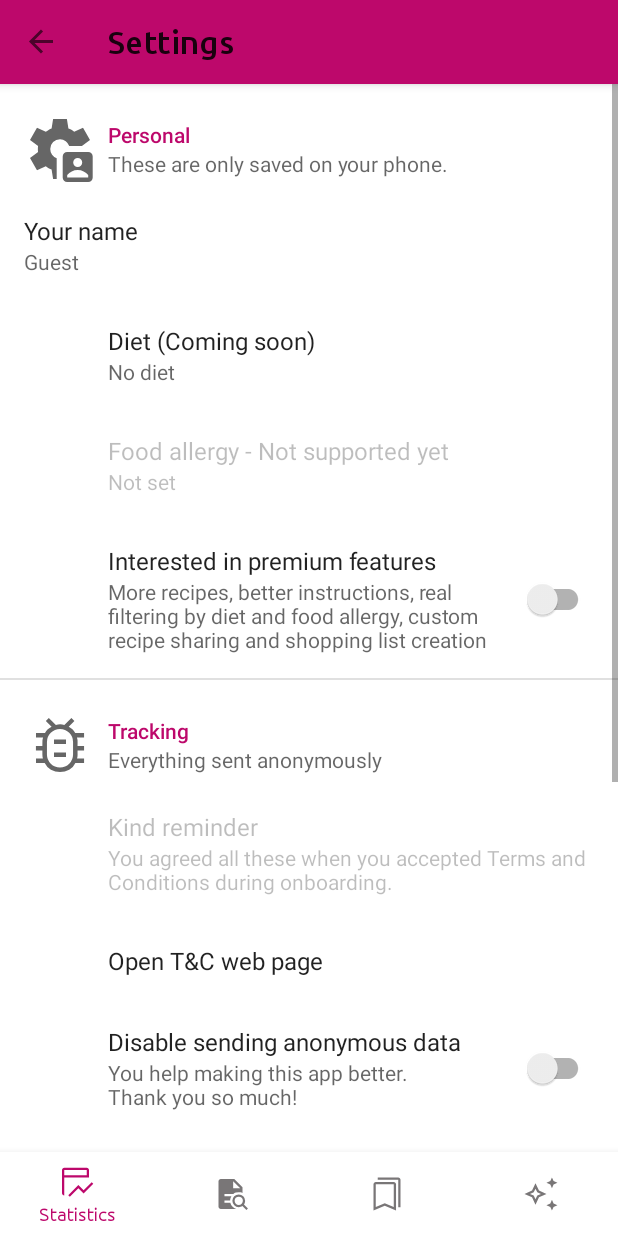
After one commit to annamatolay/lirael-android, an Android app: the SettingsContainerFragment screen opened through its navigation route, on a phone screen of 412 x 824 dp. The commit adds this screen. Run offline under Robolectric (Android 15) with nearby library versions, the light colour scheme and no system bars; our stand-ins replace RxJava, Timber, androidx.preference, navigation-ui; libraries missing offline, so code that uses them is left out: com.jakewharton.rxrelay3; 4 statements that could not run were skipped.

Commit message:
feat: add settings and enhance dark mode

```diff
--- a/app/build.gradle
+++ b/app/build.gradle
@@ -71,6 +71,7 @@ dependencies {
     implementation "androidx.navigation:navigation-ui-ktx:$nav_version"
     implementation "androidx.lifecycle:lifecycle-common-java8:$lifecycle_version"
     implementation "androidx.lifecycle:lifecycle-reactivestreams-ktx:$lifecycle_version"
+    implementation 'androidx.preference:preference:1.2.0'
 //    implementation "androidx.lifecycle:lifecycle-viewmodel-savedstate:$lifecycle_version"
 //    implementation "androidx.lifecycle:lifecycle-process:$lifecycle_version"
 
--- a/app/src/main/java/dev/anmatolay/lirael/core/di/module/ViewModelModule.kt
+++ b/app/src/main/java/dev/anmatolay/lirael/core/di/module/ViewModelModule.kt
@@ -7,10 +7,11 @@ import dev.anmatolay.lirael.presentation.custom.CustomViewModel
 import dev.anmatolay.lirael.presentation.dialog.ExitConfirmationViewModel
 import dev.anmatolay.lirael.presentation.favourites.FavouritesViewModel
 import dev.anmatolay.lirael.presentation.splash.SplashViewModel
+import org.koin.android.ext.koin.androidContext
 import org.koin.dsl.module
 
 val viewModelModule = module {
-    factory { MainActivityViewModel(get()) }
+    factory { MainActivityViewModel(get(), androidContext().resources) }
     factory { SplashViewModel(get()) }
     factory { StatisticsViewModel() }
     factory { RecipesViewModel() }
--- a/app/src/main/java/dev/anmatolay/lirael/presentation/MainActivity.kt
+++ b/app/src/main/java/dev/anmatolay/lirael/presentation/MainActivity.kt
@@ -20,7 +20,7 @@ import dev.anmatolay.lirael.presentation.dialog.ExitConfirmationDialogFragment
 import org.koin.androidx.viewmodel.ext.android.viewModel
 
 
-class MainActivity : BaseActivity<Event>() {
+class MainActivity : BaseActivity<MainActivityEvent>() {
 
     var shouldShowExitConfirmationDialog = true
     override val viewModel by viewModel<MainActivityViewModel>()
@@ -32,6 +32,7 @@ class MainActivity : BaseActivity<Event>() {
 
         viewModel.uiState.observe { state ->
             shouldShowExitConfirmationDialog = !state.exitConfirmationDialogState.isGone
+            setUiMode(state.isDarkModeEnabled)
         }
 
         binding = ActivityMainBinding.inflate(layoutInflater)
@@ -42,18 +43,18 @@ class MainActivity : BaseActivity<Event>() {
         binding.bottomNavView.setupWithNavController(navController)
         appBarConfiguration = AppBarConfiguration(setOf(R.id.statistics_fragment))
         setSupportActionBar(binding.toolbar)
+        supportActionBar?.setDisplayHomeAsUpEnabled(true)
         binding.toolbar.run {
             setupWithNavController(navController, appBarConfiguration)
             setOnMenuItemClickListener { item ->
                 return@setOnMenuItemClickListener when (item.itemId) {
-                    R.id.profile_settings_item ->
+                    R.id.settings_item -> {
+                        navController.navigate(MainActivityDirections.actionToSettingsContainerFragment())
                         true
-                    R.id.dark_light_mode_item -> {
-                        if (isDarkModeEnable()) {
-                            AppCompatDelegate.setDefaultNightMode(AppCompatDelegate.MODE_NIGHT_NO)
-                        } else {
-                            AppCompatDelegate.setDefaultNightMode(AppCompatDelegate.MODE_NIGHT_YES)
-                        }
+                    }
+                    R.id.ui_mode_item -> {
+                        setUiMode(!isDarkModeEnable())
+                        triggerEvent(MainActivityEvent.UiModeChanged(!isDarkModeEnable()))
                         true
                     }
                     else -> false
@@ -115,6 +116,14 @@ class MainActivity : BaseActivity<Event>() {
     private fun NavController.isCurrentFragmentLabel(@StringRes label: Int) =
         this.currentBackStackEntry?.destination?.label == getString(label)
 
+    private fun setUiMode(isDarkModeEnabled: Boolean) {
+        if (isDarkModeEnabled) {
+            AppCompatDelegate.setDefaultNightMode(AppCompatDelegate.MODE_NIGHT_YES)
+        } else {
+            AppCompatDelegate.setDefaultNightMode(AppCompatDelegate.MODE_NIGHT_NO)
+        }
+    }
+
     private fun isDarkModeEnable() = when (resources.configuration.uiMode) {
         // When you change UI mode in setting and warm start app
         // then config values will be exactly one more than it should be
--- /dev/null
+++ b/app/src/main/java/dev/anmatolay/lirael/presentation/MainActivityEvent.kt
@@ -0,0 +1,7 @@
+package dev.anmatolay.lirael.presentation
+
+import dev.anmatolay.lirael.core.presentation.UiEvent
+
+sealed class MainActivityEvent : UiEvent {
+    class UiModeChanged(val isDarkModeEnabled: Boolean) : MainActivityEvent()
+}
--- a/app/src/main/java/dev/anmatolay/lirael/presentation/MainActivityState.kt
+++ b/app/src/main/java/dev/anmatolay/lirael/presentation/MainActivityState.kt
@@ -4,5 +4,6 @@ import dev.anmatolay.lirael.core.presentation.UiState
 import dev.anmatolay.lirael.presentation.dialog.ExitConfirmationDialogState
 
 data class MainActivityState(
-    val exitConfirmationDialogState: ExitConfirmationDialogState
+    val exitConfirmationDialogState: ExitConfirmationDialogState,
+    val isDarkModeEnabled: Boolean,
 ) : UiState
--- a/app/src/main/java/dev/anmatolay/lirael/presentation/MainActivityViewModel.kt
+++ b/app/src/main/java/dev/anmatolay/lirael/presentation/MainActivityViewModel.kt
@@ -1,22 +1,32 @@
 package dev.anmatolay.lirael.presentation
 
+import android.content.res.Resources
+import dev.anmatolay.lirael.R
 import dev.anmatolay.lirael.core.SharedPrefHandler
 import dev.anmatolay.lirael.core.presentation.BaseUdfViewModel
-import dev.anmatolay.lirael.core.presentation.UiEvent
-import dev.anmatolay.lirael.core.presentation.UiState
 import dev.anmatolay.lirael.presentation.dialog.ExitConfirmationDialogState
 import dev.anmatolay.lirael.util.Constants
 
 class MainActivityViewModel(
     private val sharedPrefHandler: SharedPrefHandler,
-) : BaseUdfViewModel<MainActivityState, Event>() {
+    private val resources: Resources,
+) : BaseUdfViewModel<MainActivityState, MainActivityEvent>() {
 
     override fun onViewCreated() {
         super.onViewCreated()
 
+        val uiModePrefKey = resources.getString(R.string.key_pref_ui_mode)
         val isGone = sharedPrefHandler.getBoolean(Constants.KEY_HIDE_EXIT_DIALOG)
+        val isDarkModeEnabled = sharedPrefHandler.getBoolean(uiModePrefKey)
         triggerUiStateChange(
-            MainActivityState(ExitConfirmationDialogState(isGone))
+            MainActivityState(ExitConfirmationDialogState(isGone), isDarkModeEnabled)
         )
+
+        doOnUiEventReceived { event ->
+            when (event) {
+                is MainActivityEvent.UiModeChanged ->
+                    sharedPrefHandler.putBoolean(uiModePrefKey, event.isDarkModeEnabled)
+            }
+        }.subscribe().disposeOnDestroy()
     }
 }
--- /dev/null
+++ b/app/src/main/java/dev/anmatolay/lirael/presentation/settings/SettingsContainerFragment.kt
@@ -0,0 +1,47 @@
+package dev.anmatolay.lirael.presentation.settings
+
+import android.content.Context
+import android.os.Bundle
+import android.view.LayoutInflater
+import android.view.View
+import android.view.ViewGroup
+import androidx.core.view.isVisible
+import androidx.fragment.app.Fragment
+import dev.anmatolay.lirael.R
+import dev.anmatolay.lirael.databinding.FragmentContainerSettingsBinding
+
+class SettingsContainerFragment : Fragment() {
+
+    override fun onCreateView(
+        inflater: LayoutInflater,
+        container: ViewGroup?,
+        savedInstanceState: Bundle?
+    ): View =
+        FragmentContainerSettingsBinding.inflate(inflater, container, false)
+            .root
+
+    override fun onViewCreated(view: View, savedInstanceState: Bundle?) {
+        super.onViewCreated(view, savedInstanceState)
+
+            activity?.supportFragmentManager
+                ?.beginTransaction()
+                ?.replace(R.id.settings_layout, SettingsFragment())
+                ?.commit()
+    }
+
+    override fun onAttach(context: Context) {
+        super.onAttach(context)
+
+        // Messing with navigation to let user open settings again and again
+        activity?.findViewById<View>(R.id.settings_item)?.isVisible = false
+        // recreate app bar icons enabling settings too
+        activity?.findViewById<View>(R.id.ui_mode_item)?.isVisible = false
+    }
+
+    override fun onDetach() {
+        super.onDetach()
+
+        activity?.findViewById<View>(R.id.settings_item)?.isVisible = true
+        activity?.findViewById<View>(R.id.ui_mode_item)?.isVisible = true
+    }
+}
--- /dev/null
+++ b/app/src/main/java/dev/anmatolay/lirael/presentation/settings/SettingsFragment.kt
@@ -0,0 +1,34 @@
+package dev.anmatolay.lirael.presentation.settings
+
+import android.app.AlertDialog
+import android.os.Bundle
+import android.view.View
+import androidx.preference.PreferenceFragmentCompat
+import androidx.preference.SwitchPreferenceCompat
+import dev.anmatolay.lirael.R
+
+class SettingsFragment  : PreferenceFragmentCompat() {
+    override fun onCreatePreferences(savedInstanceState: Bundle?, rootKey: String?) {
+        setPreferencesFromResource(R.xml.preferences, rootKey)
+    }
+
+    override fun onViewCreated(view: View, savedInstanceState: Bundle?) {
+        super.onViewCreated(view, savedInstanceState)
+
+        val prefKey = resources.getString(R.string.key_pref_firebase_all)
+        findPreference<SwitchPreferenceCompat>(prefKey)?.setOnPreferenceChangeListener { _, newValue ->
+            if (newValue as Boolean) {
+                AlertDialog.Builder(context)
+                    .setIcon(R.drawable.ic_dialog_sad)
+                    .setTitle("Disable data sending")
+                    .setMessage("Privacy is really important for me too. I get it. Butt this would help a lot " +
+                            "if you would let it. Everything send really anonymously. I promise." +
+                            "\n\nAre you sure you want to do that?\nPlease consider to enable this.")
+                    .setNeutralButton("OK") { dialog, _ -> dialog.dismiss() }
+                    .create()
+                    .show()
+            }
+            true
+        }
+    }
+}
--- /dev/null
+++ b/app/src/main/res/drawable/ic_dialog_sad.xml
@@ -0,0 +1,10 @@
+<vector xmlns:android="http://schemas.android.com/apk/res/android"
+    android:width="48dp"
+    android:height="48dp"
+    android:viewportWidth="960"
+    android:viewportHeight="960"
+    android:tint="?attr/colorControlNormal">
+  <path
+      android:fillColor="@android:color/white"
+      android:pathData="M250,640L310,640L310,630Q310,559 359.5,509.5Q409,460 480,460Q551,460 600.5,509.5Q650,559 650,630L650,640L710,640L710,630Q710,534 643,467Q576,400 480,400Q384,400 317,467Q250,534 250,630L250,640ZM284,370Q325,364 370.5,338Q416,312 443,279L397,241Q377,265 341.5,285Q306,305 276,310L284,370ZM676,370L684,310Q654,305 618.5,285Q583,265 563,241L517,279Q544,312 589.5,338Q635,364 676,370ZM480,880Q397,880 324,848.5Q251,817 197,763Q143,709 111.5,636Q80,563 80,480Q80,397 111.5,324Q143,251 197,197Q251,143 324,111.5Q397,80 480,80Q563,80 636,111.5Q709,143 763,197Q817,251 848.5,324Q880,397 880,480Q880,563 848.5,636Q817,709 763,763Q709,817 636,848.5Q563,880 480,880ZM480,480Q480,480 480,480Q480,480 480,480Q480,480 480,480Q480,480 480,480Q480,480 480,480Q480,480 480,480Q480,480 480,480Q480,480 480,480ZM480,820Q622.38,820 721.19,721.19Q820,622.38 820,480Q820,337.63 721.19,238.81Q622.38,140 480,140Q337.63,140 238.81,238.81Q140,337.63 140,480Q140,622.38 238.81,721.19Q337.63,820 480,820Z"/>
+</vector>
--- /dev/null
+++ b/app/src/main/res/drawable/ic_settings_report.xml
@@ -0,0 +1,10 @@
+<vector xmlns:android="http://schemas.android.com/apk/res/android"
+    android:width="48dp"
+    android:height="48dp"
+    android:viewportWidth="960"
+    android:viewportHeight="960"
+    android:tint="?attr/colorControlNormal">
+  <path
+      android:fillColor="@android:color/white"
+      android:pathData="M480,840Q415,840 359,809Q303,778 276,720L160,720L160,660L252,660Q245,634 245,607.5Q245,581 245,554L159,554L159,494L245,494Q245,465 245.5,436.5Q246,408 254,380L160,380L160,320L280,320Q294,292 317,271Q340,250 368,236L291,160L331,120L425,214Q453,204 481.5,204Q510,204 538,214L632,120L672,160L596,236Q624,250 645.5,271.5Q667,293 683,320L801,320L801,380L706,380Q715,408 714.5,436.5Q714,465 714,494L801,494L801,554L714,554Q714,581 714.5,607.5Q715,634 708,660L801,660L801,720L685,720Q659,779 602.5,809.5Q546,840 480,840ZM480,780Q552,780 603,729.5Q654,679 654,607L654,440Q654,368 603,317.5Q552,267 480,267Q408,267 357,317.5Q306,368 306,440L306,607Q306,679 357,729.5Q408,780 480,780ZM400,640L560,640L560,580L400,580L400,640ZM400,467L560,467L560,407L400,407L400,467ZM480,524Q480,524 480.5,524Q481,524 480,524L480,524Q481,524 480.5,524Q480,524 480,524Q480,524 480.5,524Q481,524 480,524L480,524Q481,524 480.5,524Q480,524 480,524Z"/>
+</vector>
--- /dev/null
+++ b/app/src/main/res/layout/fragment_container_settings.xml
@@ -0,0 +1,11 @@
+<?xml version="1.0" encoding="utf-8"?>
+<androidx.constraintlayout.widget.ConstraintLayout xmlns:android="http://schemas.android.com/apk/res/android"
+    android:layout_width="match_parent"
+    android:layout_height="match_parent">
+
+    <FrameLayout
+        android:id="@+id/settings_layout"
+        android:layout_width="match_parent"
+        android:layout_height="match_parent" />
+
+</androidx.constraintlayout.widget.ConstraintLayout>
--- a/app/src/main/res/menu/toolbar_menu.xml
+++ b/app/src/main/res/menu/toolbar_menu.xml
@@ -3,14 +3,14 @@
     xmlns:app="http://schemas.android.com/apk/res-auto">
 
     <item
-        android:id="@+id/dark_light_mode_item"
+        android:id="@+id/ui_mode_item"
         android:icon="@drawable/ic_toolbar_mode_light"
         android:title="@string/dark_mode_settings"
         app:showAsAction="ifRoom"/>
 
     <item
-        android:id="@+id/profile_settings_item"
-        android:icon="@drawable/ic_toolbar_settings_profile"
+        android:id="@+id/settings_item"
+        android:icon="@drawable/ic_toolbar_settings"
         android:title="@string/title_settings_profile"
         app:showAsAction="always"/>
 </menu>
--- a/app/src/main/res/navigation/main_nav_graph.xml
+++ b/app/src/main/res/navigation/main_nav_graph.xml
@@ -4,6 +4,16 @@
     xmlns:tools="http://schemas.android.com/tools"
     android:id="@+id/main_nav_graph"
     app:startDestination="@+id/statistics_fragment">
+
+    <activity
+        android:id="@+id/main_activity"
+        android:name="dev.anmatolay.lirael.presentation.MainActivity"
+        tools:layout="@layout/activity_main">
+
+        <!--        <action-->
+        <!--            android:id="@+id/action_to_settingsContainerFragment"-->
+        <!--            app:destination="@id/settingsContainerFragment" />-->
+    </activity>
 
     <fragment
         android:id="@+id/statistics_fragment"
@@ -28,4 +38,14 @@
         android:name="dev.anmatolay.lirael.presentation.custom.CustomFragment"
         android:label="@string/title_custom"
         tools:layout="@layout/fragment_custom" />
+
+    <fragment
+        android:id="@+id/settings_container_fragment"
+        android:name="dev.anmatolay.lirael.presentation.settings.SettingsContainerFragment"
+        android:label="@string/title_settings"
+        tools:layout="@layout/fragment_container_settings" />
+
+    <action
+        android:id="@+id/action_to_settingsContainerFragment"
+        app:destination="@id/settings_container_fragment" />
 </navigation>
--- a/app/src/main/res/values-night/themes.xml
+++ b/app/src/main/res/values-night/themes.xml
@@ -3,6 +3,7 @@
     <style name="Theme.Lirael" parent="Theme.MaterialComponents.DayNight.NoActionBar">
         <item name="colorPrimary">@color/purple_200</item>
         <item name="colorSecondary">@color/lavender_300</item>
+        <item name="colorAccent">@color/purple_200</item>
         <item name="colorTertiary">@color/orange_100</item>
         <item name="colorSurface">@color/black</item>
         <item name="colorError">@color/red_200</item>
--- /dev/null
+++ b/app/src/main/res/values/arrays.xml
@@ -0,0 +1,16 @@
+<resources>
+    <!-- Reply Preference -->
+    <string-array name="diet_entries">
+        <item>Vegan</item>
+        <item>Vegetarian</item>
+        <item>Pescetarian</item>
+        <item>No diet</item>
+    </string-array>
+
+    <string-array name="diet_values">
+        <item>vegan</item>
+        <item>vegetarian</item>
+        <item>pescetarian</item>
+        <item>no_diet</item>
+    </string-array>
+</resources>
--- /dev/null
+++ b/app/src/main/res/values/keys.xml
@@ -0,0 +1,12 @@
+<?xml version="1.0" encoding="utf-8"?>
+<resources>
+    <string name="key_pref_signature">key_pref_signature</string>
+    <string name="key_pref_diet">key_pref_diet</string>
+    <string name="key_pref_ui_mode">key_pref_ui_mode</string>
+    <string name="key_pref_premium">key_pref_premium</string>
+    <string name="key_pref_firebase_all">key_pref_firebase_all</string>
+    <string name="key_pref_firebase_signIn">key_pref_firebase_signIn</string>
+    <string name="key_pref_firebase_analytics">key_pref_firebase_analytics</string>
+    <string name="key_pref_firebase_crashlytics">key_pref_firebase_crashlytics</string>
+    <string name="key_pref_firebase_performance">key_pref_firebase_performance</string>
+</resources>
--- a/app/src/main/res/values/themes.xml
+++ b/app/src/main/res/values/themes.xml
@@ -3,6 +3,7 @@
     <style name="Theme.Lirael" parent="Theme.MaterialComponents.DayNight.NoActionBar">
         <item name="colorPrimary">@color/purple_500</item>
         <item name="colorSecondary">@color/lavender_300</item>
+        <item name="colorAccent">@color/purple_500</item>
         <item name="colorTertiary">@color/brown_500</item>
         <item name="colorSurface">@color/white</item>
         <item name="colorError">@color/red_800</item>
--- /dev/null
+++ b/app/src/main/res/xml/preferences.xml
@@ -0,0 +1,94 @@
+<PreferenceScreen xmlns:android="http://schemas.android.com/apk/res/android"
+    xmlns:app="http://schemas.android.com/apk/res-auto">
+
+    <PreferenceCategory
+        android:icon="@drawable/ic_settings_personal"
+        android:summary="These are only saved on your phone."
+        app:title="Personal">
+
+        <EditTextPreference
+            android:defaultValue="Guest"
+            android:iconSpaceReserved="false"
+            app:allowDividerAbove="true"
+            app:key="@string/key_pref_signature"
+            app:title="Your name"
+            app:useSimpleSummaryProvider="true" />
+
+        <ListPreference
+            app:defaultValue="no_diet"
+            app:entries="@array/diet_entries"
+            app:entryValues="@array/diet_values"
+            app:key="@string/key_pref_diet"
+            app:title="Diet (Coming soon)"
+            app:useSimpleSummaryProvider="true" />
+
+        <ListPreference
+            android:enabled="false"
+            app:key="food_allergy"
+            app:title="Food allergy - Not supported yet"
+            app:useSimpleSummaryProvider="true" />
+
+        <SwitchPreferenceCompat
+            app:key="@string/key_pref_premium"
+            app:summary="More recipes, better instructions, real filtering by diet and food allergy, custom recipe sharing and shopping list creation"
+            app:title="Interested in premium features" />
+    </PreferenceCategory>
+
+    <PreferenceCategory
+        android:icon="@drawable/ic_settings_report"
+        android:summary="Everything sent anonymously"
+        app:allowDividerBelow="true"
+        app:title="Tracking">
+
+        <Preference
+            app:enabled="false"
+            app:selectable="false"
+            app:summary="You agreed all these when you accepted Terms and Conditions during onboarding."
+            app:title="Kind reminder" />
+
+        <Preference app:title="Open T&amp;C web page">
+            <intent
+                android:action="android.intent.action.VIEW"
+                android:data="http://www.google.com" />
+        </Preference>
+
+        <SwitchPreferenceCompat
+            app:key="@string/key_pref_firebase_all"
+            app:singleLineTitle="false"
+            app:summaryOff="You help making this app better.\nThank you so much!"
+            app:summaryOn="You won't help making this app better :("
+            app:title="Disable sending anonymous data" />
+
+        <SwitchPreferenceCompat
+            app:dependency="@string/key_pref_firebase_all"
+            app:key="@string/key_pref_firebase_signIn"
+            app:singleLineTitle="false"
+            app:summaryOff="Sending your own random generated ID that helps anonymously identify you, but nothing more"
+            app:summaryOn="Don't sending any random generated ID"
+            app:title="Disable Anonymous sign in" />
+
+        <SwitchPreferenceCompat
+            app:dependency="@string/key_pref_firebase_all"
+            app:key="@string/key_pref_firebase_analytics"
+            app:singleLineTitle="false"
+            app:summaryOff="Send anonymous user data to help creating better user experience"
+            app:summaryOn="Don't sending any user data. Not even a little"
+            app:title="Disable Analytics" />
+
+        <SwitchPreferenceCompat
+            app:dependency="@string/key_pref_firebase_all"
+            app:key="@string/key_pref_firebase_crashlytics"
+            app:singleLineTitle="false"
+            app:summaryOff="Sending anonymous crash report to help fixing bugs"
+            app:summaryOn="Don't sending anonymous crash report"
+            app:title="Disable Crashlytics" />
+
+        <SwitchPreferenceCompat
+            app:dependency="@string/key_pref_firebase_all"
+            app:key="@string/key_pref_firebase_performance"
+            app:singleLineTitle="false"
+            app:summaryOff="Sending anonymous performance monitoring data to help optimising the app"
+            app:summaryOn="Don't sending anonymous performance monitoring data"
+            app:title="Disable Performance monitoring" />
+    </PreferenceCategory>
+</PreferenceScreen>
```
Also changed, not shown: app/src/main/res/drawable/ic_settings_personal.xml (renamed from app/src/main/res/drawable/ic_nav_drawer_app_settings.xml), app/src/main/res/drawable/ic_toolbar_settings.xml (renamed from app/src/main/res/drawable/ic_toolbar_settings_profile.xml).
